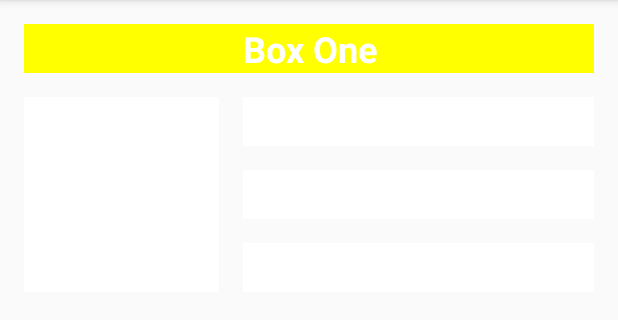
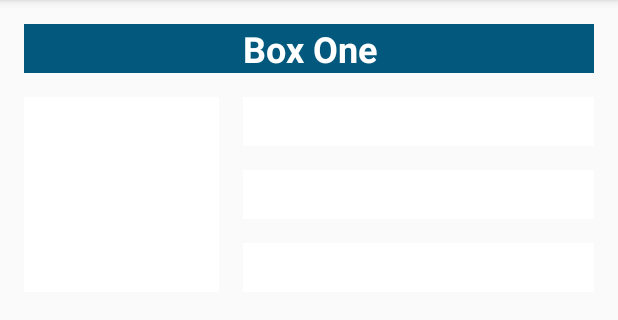
Before and after one commit to simopek/android_kotlin_fundamentals, an Android app: the screen it shows after launch (MainActivity), after a tap on "Box One", on a phone screen of 412 x 824 dp, the part 84-404 px from its top. Run offline under Robolectric (Android 15) with nearby library versions, the phone set to English and light mode, and no system bars; Roboto replaces fonts that are not available here.

Commit message:
Add random colors to ColorMyViews app

```diff
--- a/ColorMyViews/app/src/main/java/com/simopek/colormyviews/MainActivity.kt
+++ b/ColorMyViews/app/src/main/java/com/simopek/colormyviews/MainActivity.kt
@@ -4,11 +4,9 @@ import android.graphics.Color
 import androidx.appcompat.app.AppCompatActivity
 import android.os.Bundle
 import android.view.View
+import kotlin.random.Random
 
 class MainActivity : AppCompatActivity() {
-
-    private val boxColors = listOf(Color.BLACK, Color.BLUE, Color.RED, Color.GREEN, Color.YELLOW,
-        Color.CYAN)
 
     override fun onCreate(savedInstanceState: Bundle?) {
         super.onCreate(savedInstanceState)
@@ -22,7 +20,7 @@ class MainActivity : AppCompatActivity() {
         view.setBackgroundColor(
             when (view.id) {
                 R.id.box_one_text, R.id.box_two_text,
-                R.id.box_three_text, R.id.box_four_text, R.id.box_five_text -> boxColors.random()
+                R.id.box_three_text, R.id.box_four_text, R.id.box_five_text -> randomColor()
                 // the "else" block when the user clicks on any object that is not a box
                 else -> Color.LTGRAY
             }
@@ -39,4 +37,6 @@ class MainActivity : AppCompatActivity() {
             it.setOnClickListener { it2 -> makeColored(it2) }
         }
     }
+
+    private fun randomColor(): Int = Color.rgb(Random.nextInt(256), Random.nextInt(256), Random.nextInt(256))
 }
```
